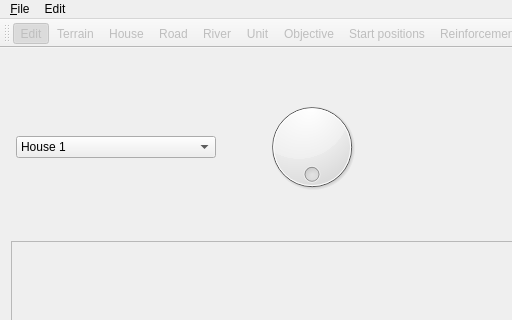
Above: EditorMainWindow.ui from D-Pointer/imperium-editor before the change; both pictures show x 0 to 512 and y 0 to 320 of the 1164 by 768 pixel window. Below: the same form after it.
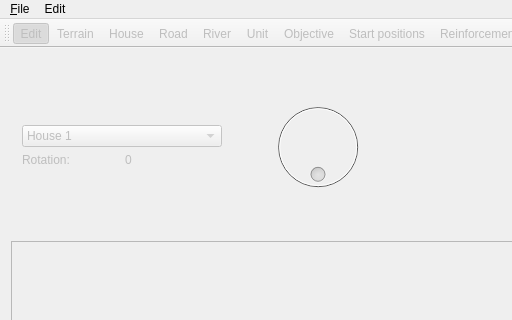
That is the form after the change. The open tabs and pages were chosen to show the change. Icons and pictures are not drawn.

Patch:
```diff
--- a/EditorMainWindow.ui
+++ b/EditorMainWindow.ui
@@ -86,7 +86,7 @@
     <item row="0" column="0" colspan="4">
      <widget class="QStackedWidget" name="m_stack">
       <property name="enabled">
-       <bool>true</bool>
+       <bool>false</bool>
       </property>
       <property name="currentIndex">
        <number>0</number>
@@ -666,20 +666,23 @@
        </layout>
       </widget>
       <widget class="QWidget" name="housePage">
+       <layout class="QHBoxLayout" name="horizontalLayout">
+        <item>
        <layout class="QGridLayout" name="gridLayout_6">
-        <property name="leftMargin">
-         <number>5</number>
-        </property>
-        <property name="topMargin">
-         <number>5</number>
-        </property>
-        <property name="rightMargin">
-         <number>5</number>
-        </property>
-        <property name="bottomMargin">
-         <number>5</number>
-        </property>
         <item row="0" column="0">
+           <spacer name="verticalSpacer_8">
+            <property name="orientation">
+             <enum>Qt::Vertical</enum>
+            </property>
+            <property name="sizeHint" stdset="0">
+             <size>
+              <width>17</width>
+              <height>37</height>
+             </size>
+            </property>
+           </spacer>
+          </item>
+          <item row="1" column="0" colspan="2">
          <widget class="QComboBox" name="m_house_type">
           <property name="minimumSize">
            <size>
@@ -752,7 +755,36 @@
           </item>
          </widget>
         </item>
-        <item row="0" column="1">
+          <item row="2" column="0">
+           <widget class="QLabel" name="label_33">
+            <property name="text">
+             <string>Rotation:</string>
+            </property>
+           </widget>
+          </item>
+          <item row="2" column="1">
+           <widget class="QLabel" name="m_house_rotation_label">
+            <property name="text">
+             <string>0</string>
+            </property>
+           </widget>
+          </item>
+          <item row="3" column="1">
+           <spacer name="verticalSpacer_9">
+            <property name="orientation">
+             <enum>Qt::Vertical</enum>
+            </property>
+            <property name="sizeHint" stdset="0">
+             <size>
+              <width>17</width>
+              <height>57</height>
+             </size>
+            </property>
+           </spacer>
+          </item>
+         </layout>
+        </item>
+        <item>
          <spacer name="horizontalSpacer_12">
           <property name="orientation">
            <enum>Qt::Horizontal</enum>
@@ -768,7 +800,7 @@
           </property>
          </spacer>
         </item>
-        <item row="0" column="2">
+        <item>
          <widget class="QDial" name="m_house_rotation">
           <property name="maximum">
            <number>359</number>
@@ -781,7 +813,7 @@
           </property>
          </widget>
         </item>
-        <item row="0" column="3">
+        <item>
          <spacer name="horizontalSpacer_13">
           <property name="orientation">
            <enum>Qt::Horizontal</enum>
```
Left out of the diff: 84 changed lines with no effect on the pictures. Lines whose indentation alone changed are shown as unchanged.
